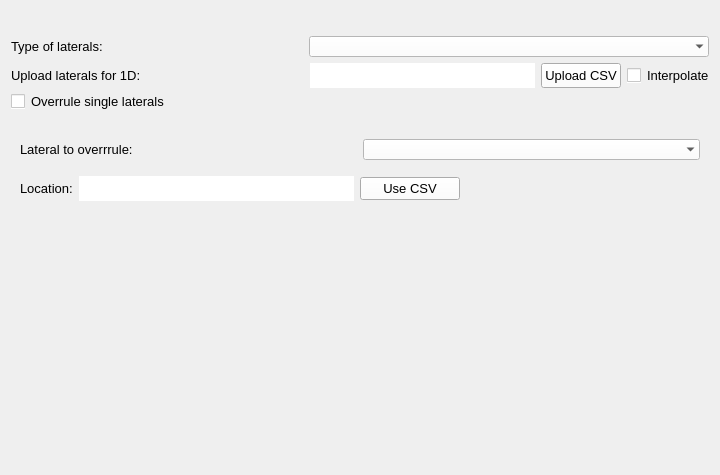
Old version of the form threedi_api_qgis_client/ui/page_laterals.ui in the repository nens/threedi-api-qgis-client.
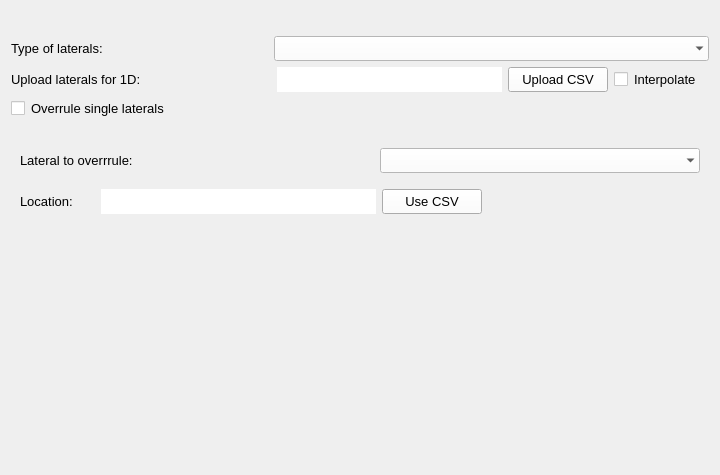
New version of the form.

Diff of the .ui file:
```diff
--- a/threedi_api_qgis_client/ui/page_laterals.ui
+++ b/threedi_api_qgis_client/ui/page_laterals.ui
@@ -73,6 +73,18 @@
         </property>
         <item>
          <widget class="QLabel" name="label">
+          <property name="minimumSize">
+           <size>
+            <width>150</width>
+            <height>20</height>
+           </size>
+          </property>
+          <property name="maximumSize">
+           <size>
+            <width>16777215</width>
+            <height>20</height>
+           </size>
+          </property>
           <property name="font">
            <font>
             <pointsize>10</pointsize>
@@ -83,8 +95,33 @@
           </property>
          </widget>
         </item>
+        <item>
+         <spacer name="horizontalSpacer_4">
+          <property name="orientation">
+           <enum>Qt::Horizontal</enum>
+          </property>
+          <property name="sizeHint" stdset="0">
+           <size>
+            <width>40</width>
+            <height>20</height>
+           </size>
+          </property>
+         </spacer>
+        </item>
         <item>
          <widget class="QComboBox" name="cb_laterals">
+          <property name="minimumSize">
+           <size>
+            <width>320</width>
+            <height>25</height>
+           </size>
+          </property>
+          <property name="maximumSize">
+           <size>
+            <width>16777215</width>
+            <height>25</height>
+           </size>
+          </property>
           <property name="font">
            <font>
             <pointsize>10</pointsize>
@@ -107,6 +144,18 @@
         </property>
         <item>
          <widget class="QLabel" name="label_5">
+          <property name="minimumSize">
+           <size>
+            <width>75</width>
+            <height>20</height>
+           </size>
+          </property>
+          <property name="maximumSize">
+           <size>
+            <width>16777215</width>
+            <height>20</height>
+           </size>
+          </property>
           <property name="font">
            <font>
             <family>Segoe UI</family>
@@ -132,6 +181,12 @@
             <height>25</height>
            </size>
           </property>
+          <property name="maximumSize">
+           <size>
+            <width>16777215</width>
+            <height>25</height>
+           </size>
+          </property>
           <property name="styleSheet">
            <string notr="true">QLineEdit {background-color: white;}</string>
           </property>
@@ -145,7 +200,13 @@
           <property name="minimumSize">
            <size>
             <width>100</width>
-            <height>0</height>
+            <height>25</height>
+           </size>
+          </property>
+          <property name="maximumSize">
+           <size>
+            <width>100</width>
+            <height>25</height>
            </size>
           </property>
           <property name="font">
@@ -197,6 +258,18 @@
      </property>
      <item>
       <widget class="QLabel" name="laterals_layout">
+       <property name="minimumSize">
+        <size>
+         <width>150</width>
+         <height>20</height>
+        </size>
+       </property>
+       <property name="maximumSize">
+        <size>
+         <width>16777215</width>
+         <height>20</height>
+        </size>
+       </property>
        <property name="font">
         <font>
          <family>Segoe UI</family>
@@ -241,7 +314,7 @@
        <property name="maximumSize">
         <size>
          <width>16777215</width>
-         <height>16777215</height>
+         <height>25</height>
         </size>
        </property>
        <property name="font">
@@ -264,14 +337,14 @@
       <widget class="QPushButton" name="pb_upload_laterals">
        <property name="minimumSize">
         <size>
-         <width>80</width>
+         <width>100</width>
          <height>25</height>
         </size>
        </property>
        <property name="maximumSize">
         <size>
          <width>100</width>
-         <height>16777215</height>
+         <height>25</height>
         </size>
        </property>
        <property name="font">
@@ -289,10 +362,16 @@
       <layout class="QHBoxLayout" name="horizontalLayout_4">
        <item>
         <widget class="QCheckBox" name="cb_interpolate_laterals">
+         <property name="minimumSize">
+          <size>
+           <width>14</width>
+           <height>14</height>
+          </size>
+         </property>
          <property name="maximumSize">
           <size>
-           <width>15</width>
-           <height>16777215</height>
+           <width>14</width>
+           <height>14</height>
           </size>
          </property>
          <property name="font">
@@ -317,10 +396,16 @@
        </item>
        <item>
         <widget class="QLabel" name="label_11">
+         <property name="minimumSize">
+          <size>
+           <width>75</width>
+           <height>20</height>
+          </size>
+         </property>
          <property name="maximumSize">
           <size>
-           <width>80</width>
-           <height>16777215</height>
+           <width>75</width>
+           <height>25</height>
           </size>
          </property>
          <property name="font">
@@ -367,6 +452,18 @@
      </property>
      <item>
       <widget class="QLabel" name="label_8">
+       <property name="minimumSize">
+        <size>
+         <width>150</width>
+         <height>20</height>
+        </size>
+       </property>
+       <property name="maximumSize">
+        <size>
+         <width>150</width>
+         <height>20</height>
+        </size>
+       </property>
        <property name="font">
         <font>
          <family>Segoe UI</family>
@@ -378,12 +475,31 @@
        </property>
       </widget>
      </item>
+     <item>
+      <spacer name="horizontalSpacer_3">
+       <property name="orientation">
+        <enum>Qt::Horizontal</enum>
+       </property>
+       <property name="sizeHint" stdset="0">
+        <size>
+         <width>40</width>
+         <height>20</height>
+        </size>
+       </property>
+      </spacer>
+     </item>
      <item>
       <widget class="QComboBox" name="cb_type">
        <property name="minimumSize">
         <size>
-         <width>400</width>
-         <height>0</height>
+         <width>435</width>
+         <height>25</height>
+        </size>
+       </property>
+       <property name="maximumSize">
+        <size>
+         <width>16777215</width>
+         <height>25</height>
         </size>
        </property>
        <property name="font">
@@ -409,10 +525,16 @@
      </property>
      <item>
       <widget class="QCheckBox" name="cb_overrule">
+       <property name="minimumSize">
+        <size>
+         <width>14</width>
+         <height>14</height>
+        </size>
+       </property>
        <property name="maximumSize">
         <size>
          <width>14</width>
-         <height>16777215</height>
+         <height>14</height>
         </size>
        </property>
        <property name="palette">
@@ -522,6 +644,18 @@
      </item>
      <item>
       <widget class="QLabel" name="label_2">
+       <property name="minimumSize">
+        <size>
+         <width>200</width>
+         <height>20</height>
+        </size>
+       </property>
+       <property name="maximumSize">
+        <size>
+         <width>16777215</width>
+         <height>20</height>
+        </size>
+       </property>
        <property name="font">
         <font>
          <pointsize>10</pointsize>
```
